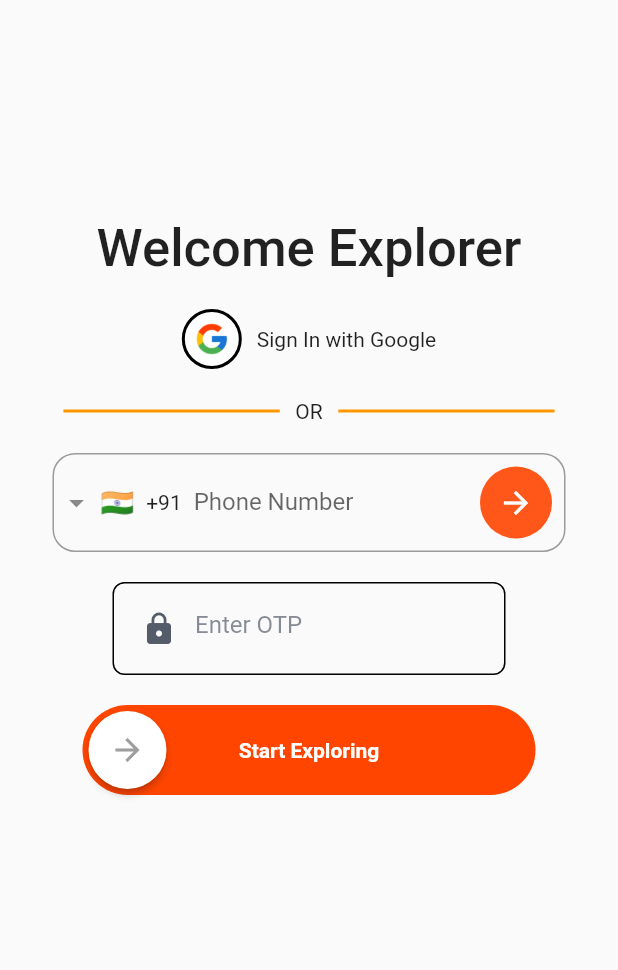
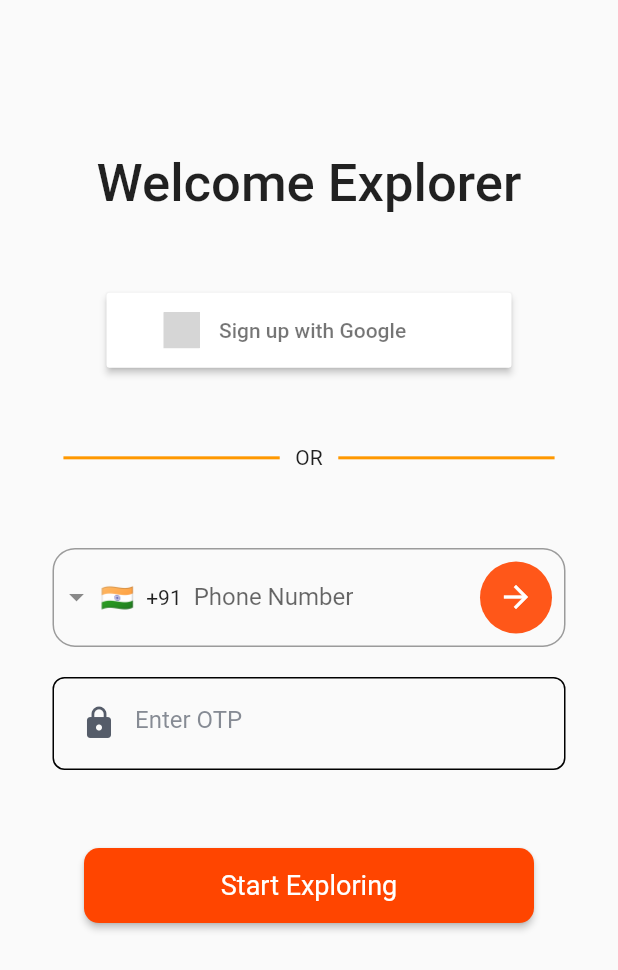
Before and after one commit to Palash2911/Instreet, a Flutter app: the screen it shows after launch, on a phone screen of 412 x 824 dp. Shown: the top 970 px of the screen. Run offline on Flutter 3.47's test engine with Material 2 defaults, Android fonts, the phone set to English and light mode, and no system bars; drawn by our look-alikes of intl_phone_field, sign_in_button, swipeable_button_view; our stand-ins replace cloud_firestore, firebase_auth, firebase_core, firebase_messaging, fluttertoast, lottie and 2 more; accounts and stored records are empty; grey boxes are pictures that could not be loaded.

Commit message:
Done with login

```diff
--- a/lib/views/screens/onboarding/login.dart
+++ b/lib/views/screens/onboarding/login.dart
@@ -6,6 +6,7 @@ import 'package:intl_phone_field/intl_phone_field.dart';
 import 'package:lottie/lottie.dart';
 import 'package:page_transition/page_transition.dart';
 import 'package:provider/provider.dart';
+import 'package:sign_in_button/sign_in_button.dart';
 import 'package:swipeable_button_view/swipeable_button_view.dart';
 
 import '../../../providers/authProvider.dart';
@@ -44,6 +45,29 @@ class _LoginScreenState extends State<LoginScreen> {
     _phoneController.dispose();
     _otpController.dispose();
     super.dispose();
+  }
+
+  Future _signInGoogle(BuildContext ctx) async {
+    await Provider.of<Auth>(ctx, listen: false).signInGoogle().catchError((e) {
+      Fluttertoast.showToast(
+        msg: e,
+        toastLength: Toast.LENGTH_SHORT,
+        timeInSecForIosWeb: 1,
+        backgroundColor: const Color(0xFFFF4500),
+        textColor: Colors.white,
+        fontSize: 16.0,
+      );
+    }).then((value) {
+      Fluttertoast.showToast(
+        msg: "Welcome To Instreet",
+        toastLength: Toast.LENGTH_SHORT,
+        timeInSecForIosWeb: 1,
+        backgroundColor: const Color(0xFFFF4500),
+        textColor: Colors.white,
+        fontSize: 16.0,
+      );
+      Navigator.of(ctx).pushReplacementNamed(RegisterScreen.routeName);
+    });
   }
 
   Future _sendOtP(BuildContext ctx) async {
@@ -134,11 +158,11 @@ class _LoginScreenState extends State<LoginScreen> {
     return Scaffold(
       body: SingleChildScrollView(
         child: SafeArea(
-          child: Padding(
-            padding:
-                const EdgeInsets.symmetric(horizontal: 35.0, vertical: 145.0),
+          child: Container(
+            height: MediaQuery.of(context).size.height * 0.81,
+            padding: const EdgeInsets.only(left: 35, right: 35, top: 50),
             child: Column(
-              mainAxisAlignment: MainAxisAlignment.center,
+              mainAxisAlignment: MainAxisAlignment.spaceEvenly,
               children: <Widget>[
                 const Text(
                   'Welcome Explorer',
@@ -147,14 +171,19 @@ class _LoginScreenState extends State<LoginScreen> {
                     fontWeight: FontWeight.w500,
                   ),
                 ),
-                const SizedBox(height: 20),
-                Column(
-                  mainAxisAlignment: MainAxisAlignment.center,
-                  children: [
-                    LoginOpt(),
-                  ],
+                // const SizedBox(height: 20),
+                SizedBox(
+                  height: 50,
+                  width: 270,
+                  child: SignInButton(
+                    Buttons.google,
+                    text: "Sign up with Google",
+                    onPressed: () {
+                      _signInGoogle(context);
+                    },
                   ),
-                const SizedBox(height: 20),
+                ),
+                // const SizedBox(height: 20),
                 Row(
                   mainAxisAlignment: MainAxisAlignment.center,
                   children: [
@@ -171,7 +200,7 @@ class _LoginScreenState extends State<LoginScreen> {
                     )
                   ],
                 ),
-                const SizedBox(height: 20),
+                // const SizedBox(height: 20),
                 Form(
                   key: _form,
                   child: Column(
@@ -217,11 +246,10 @@ class _LoginScreenState extends State<LoginScreen> {
                       ),
                       const SizedBox(height: 20),
                       Container(
-                        margin: const EdgeInsets.symmetric(horizontal: 40),
                         padding: const EdgeInsets.all(6.0),
                         decoration: BoxDecoration(
                           color: Colors.transparent,
-                          border:Border.all(
+                          border: Border.all(
                             color: Colors.black,
                             width: 1.0,
                           ),
@@ -231,8 +259,8 @@ class _LoginScreenState extends State<LoginScreen> {
                           controller: _otpController,
                           decoration: InputDecoration(
                             border: InputBorder.none,
-                            prefixIcon:
-                                const Icon(Icons.lock, color: Color(0xff555C69)),
+                            prefixIcon: const Icon(Icons.lock,
+                                color: Color(0xff555C69)),
                             hintText: 'Enter OTP',
                             hintStyle: TextStyle(
                                 color: Color(0xff555C69).withOpacity(0.7)),
@@ -247,28 +275,21 @@ class _LoginScreenState extends State<LoginScreen> {
                   opacity: 1,
                   child: Padding(
                     padding: const EdgeInsets.symmetric(
-                        horizontal: 20.0, vertical: 20),
-                    child: SwipeableButtonView(
-                            buttonText: 'Start Exploring',
-                            buttonWidget: const Icon(
-                              Icons.arrow_forward,
-                              color: Colors.grey,
+                        horizontal: 20.0, vertical: 0),
+                    child: ElevatedButton(
+                      onPressed: () => _verifyOtp(context),
+                      style: ElevatedButton.styleFrom(
+                          fixedSize: const Size(300, 50),
+                          shape: RoundedRectangleBorder(
+                              borderRadius: BorderRadius.circular(10)),
+                          backgroundColor: Color(0xFFFF4500),
+                          padding: const EdgeInsets.symmetric(
+                              horizontal: 20, vertical: 10),
+                          textStyle: const TextStyle(
+                            fontSize: 18,
+                          )),
+                      child: const Text('Start Exploring'),
                     ),
-                            activeColor: Color(0xFFFF4500),
-                            isFinished: false,
-                            onWaitingProcess: () {
-                              _verifyOtp(context);
-                              // Future.delayed(Duration(seconds: 2), () {
-                              //   setState(() {
-                              //     // isFinished = true;
-                              //   });
-                              // });
-                            },
-                            onFinish: () async {
-                              print('hello');
-                            },
-                          )
-                         // If not finished, show an empty SizedBox
                   ),
                 ),
               ],
--- a/lib/views/widgets/login_option.dart
+++ b/lib/views/widgets/login_option.dart
@@ -34,7 +34,7 @@ class _LoginOptState extends State<LoginOpt> {
         const SizedBox(
           width: 10,
         ),
-        const Text('Sign In with Google'),
+        const Text('Sign up with Google'),
       ],
     );
   }
--- a/pubspec.yaml
+++ b/pubspec.yaml
@@ -57,6 +57,7 @@ dependencies:
   intl: ^0.18.1
   swipeable_button_view: ^0.0.2
   page_transition: ^2.1.0
+  sign_in_button: ^3.2.0
 
 dev_dependencies:
   flutter_test:
```
Also changed, not shown: lib/providers/authProvider.dart (+9 -0 lines), pubspec.lock. Lines whose indentation alone changed are shown as unchanged.
